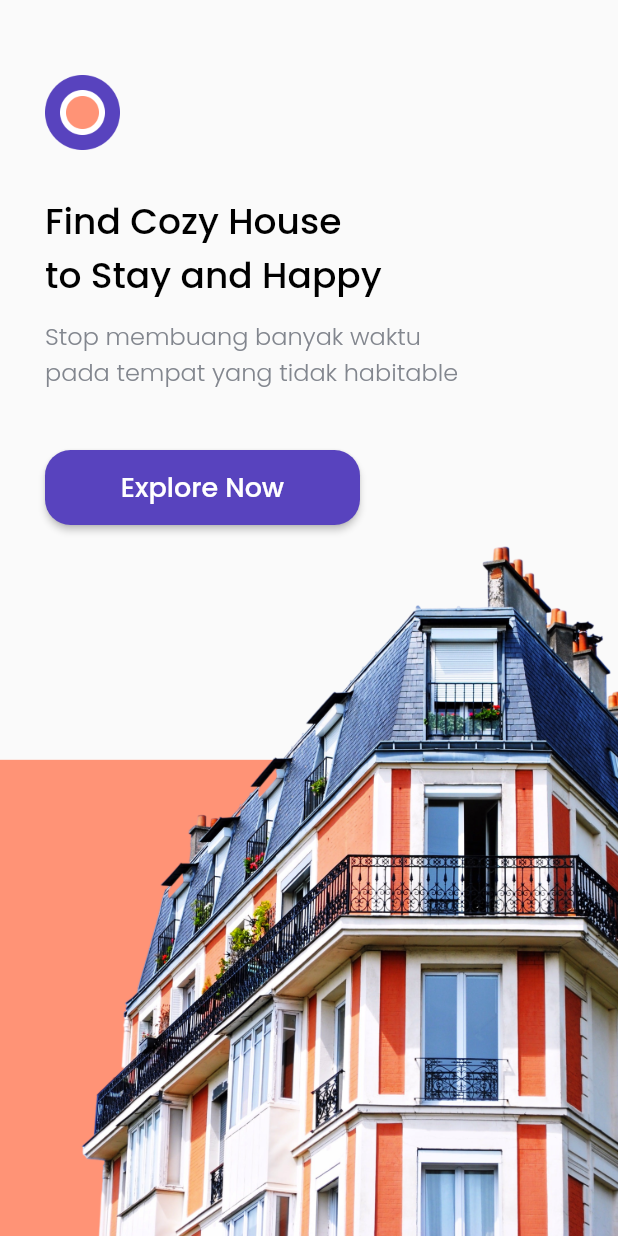
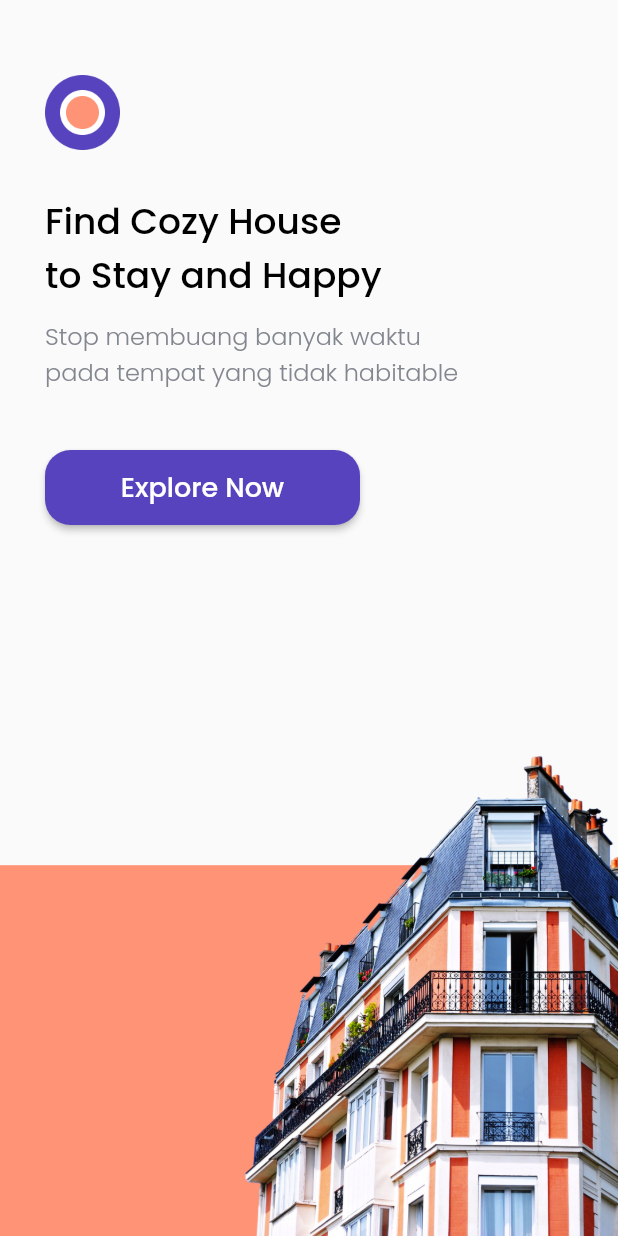
Before and after one commit to sonex23/cozy_app, a Flutter app: the screen it shows after launch, on a phone screen of 412 x 824 dp. Run offline on Flutter 3.47's test engine with Material 2 defaults, Android fonts, the phone set to English and light mode, and no system bars; our stand-ins replace cached_network_image, cool_alert, google_fonts.

Commit message:
fix splash screen

```diff
--- a/lib/pages/splash_page.dart
+++ b/lib/pages/splash_page.dart
@@ -11,8 +11,24 @@ class SplashPage extends StatelessWidget {
           children: [
             Align(
               alignment: Alignment.bottomCenter,
-              child: Image.asset(
-                'assets/images/splash.png',
+              child: Stack(
+                children: [
+                  Align(
+                    alignment: Alignment.bottomCenter,
+                    child: Container(
+                      height: MediaQuery.of(context).size.height * 0.3,
+                      width: double.infinity,
+                      color: accentColor,
+                    ),
+                  ),
+                  Align(
+                    alignment: Alignment.bottomRight,
+                    child: Image.asset(
+                      'assets/images/house.png',
+                      height: MediaQuery.of(context).size.height * 0.4,
+                    ),
+                  )
+                ],
               ),
             ),
             Padding(
```
Also changed, not shown: assets/images/house.png (added), 8 other files.
